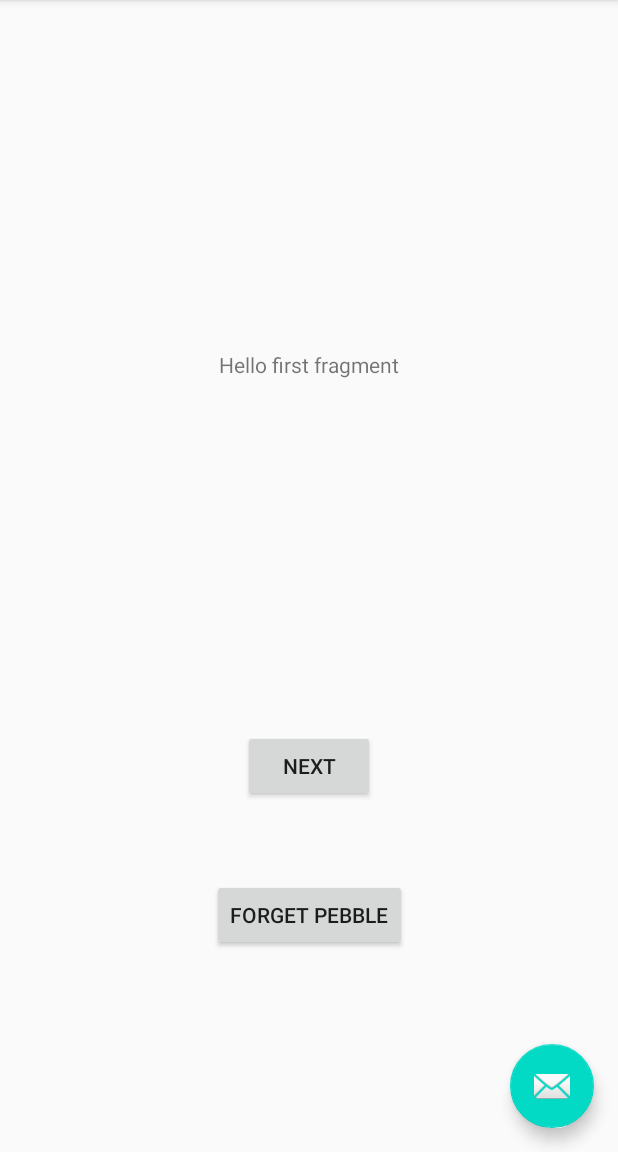
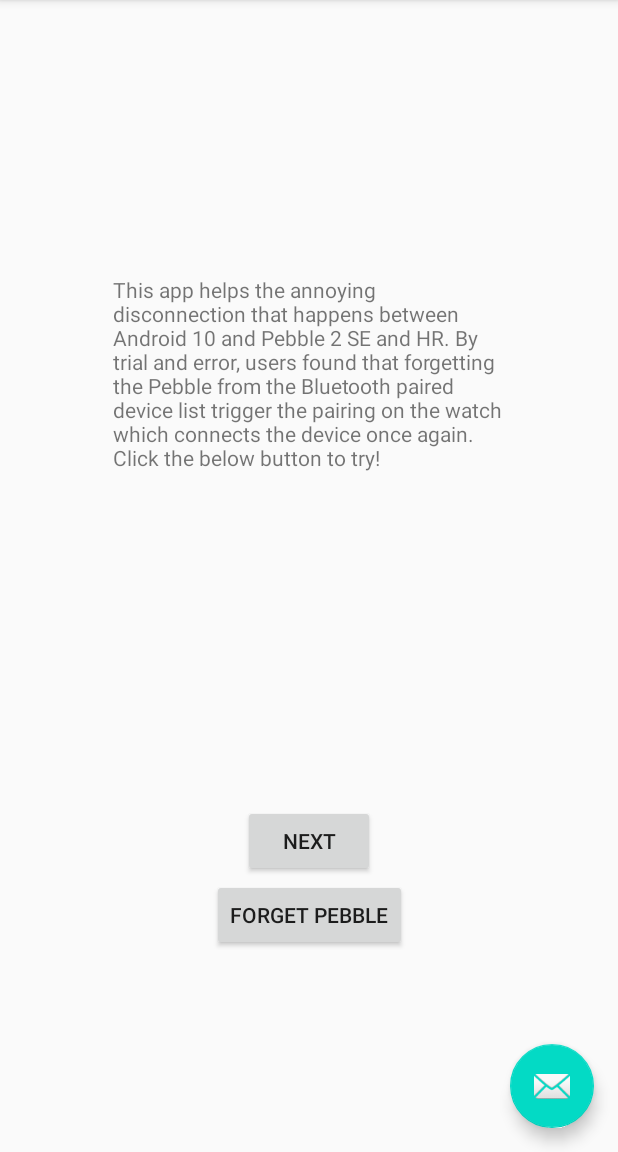
Before and after one commit to alessap/p2hrbthelper, an Android app: the screen it shows after launch (MainActivity), on a phone screen of 412 x 824 dp, the part 84-1236 px from its top. Run offline under Robolectric (Android 15) with nearby library versions, the phone set to English and light mode, and no system bars.

Commit message:
add explanation draft text

```diff
--- a/app/src/main/res/layout/fragment_first.xml
+++ b/app/src/main/res/layout/fragment_first.xml
@@ -8,8 +8,8 @@
 
     <TextView
         android:id="@+id/textview_first"
-        android:layout_width="wrap_content"
-        android:layout_height="wrap_content"
+        android:layout_width="261dp"
+        android:layout_height="169dp"
         android:text="@string/hello_first_fragment"
         app:layout_constraintBottom_toTopOf="@id/button_first"
         app:layout_constraintEnd_toEndOf="parent"
--- a/app/src/main/res/values/strings.xml
+++ b/app/src/main/res/values/strings.xml
@@ -7,7 +7,12 @@
     <string name="next">Next</string>
     <string name="previous">Previous</string>
 
-    <string name="hello_first_fragment">Hello first fragment</string>
-    <string name="hello_second_fragment">Hello second fragment</string>
+    <string name="hello_first_fragment">
+        This app helps the annoying disconnection that happens between
+        Android 10 and Pebble 2 SE and HR. By trial and error, users found that forgetting the
+        Pebble from the Bluetooth paired device list trigger the pairing on the watch which
+        connects the device once again. Click the below button to try!
+    </string>
+    <string name="hello_second_fragment">@string/hello_first_fragment</string>
     <string name="forgetpebble">Forget Pebble</string>
 </resources>
```
